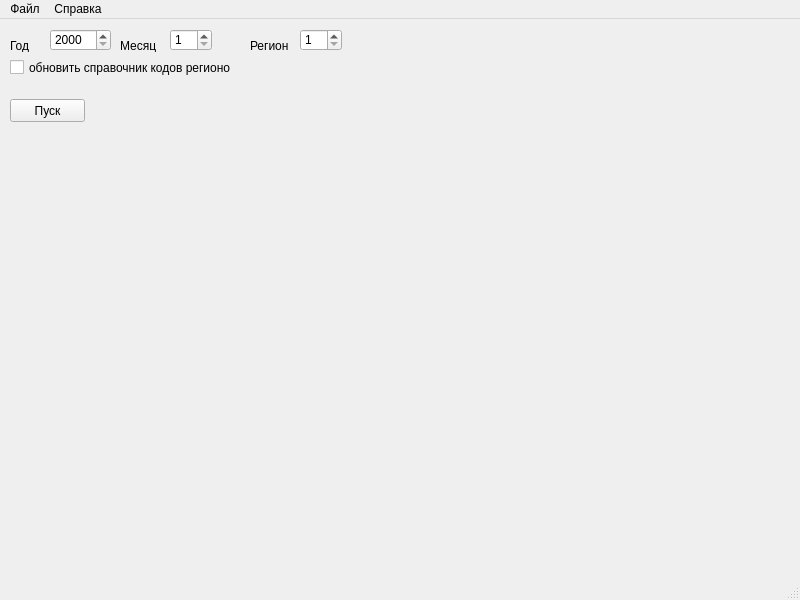
This is ui/ui_mainwindow.ui in DoctorChe/GibddStat as Qt 5 draws it before an edit. The edited form follows.
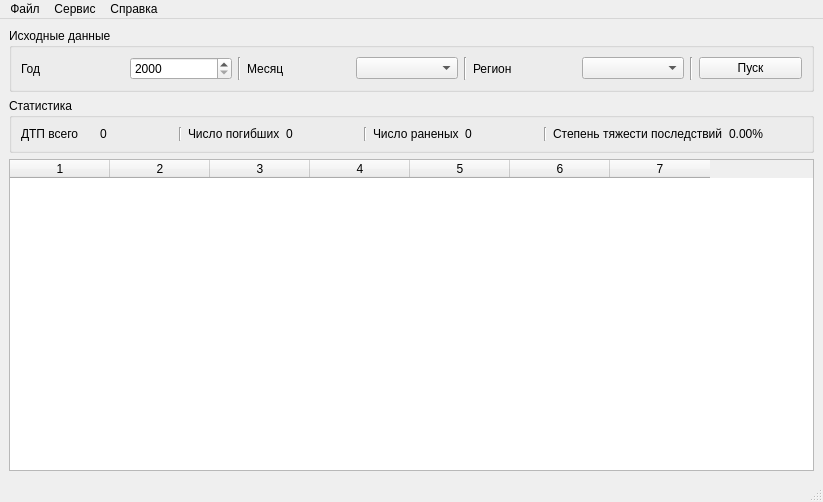
This is the edited form.

What changed in the file:
```diff
--- a/ui/ui_mainwindow.ui
+++ b/ui/ui_mainwindow.ui
@@ -6,135 +6,208 @@
    <rect>
     <x>0</x>
     <y>0</y>
-    <width>800</width>
-    <height>600</height>
+    <width>823</width>
+    <height>502</height>
    </rect>
   </property>
   <property name="windowTitle">
    <string>Парсер сайта статистики ГИБДД</string>
   </property>
   <widget class="QWidget" name="centralwidget">
-   <widget class="QSpinBox" name="spinBox_year">
-    <property name="geometry">
-     <rect>
-      <x>50</x>
-      <y>10</y>
-      <width>61</width>
-      <height>22</height>
-     </rect>
-    </property>
-    <property name="minimum">
-     <number>2000</number>
-    </property>
-    <property name="maximum">
-     <number>2100</number>
-    </property>
-   </widget>
-   <widget class="QLabel" name="label">
-    <property name="geometry">
-     <rect>
-      <x>10</x>
-      <y>20</y>
-      <width>46</width>
-      <height>13</height>
-     </rect>
-    </property>
-    <property name="text">
-     <string>Год</string>
-    </property>
-   </widget>
-   <widget class="QLabel" name="label_2">
-    <property name="geometry">
-     <rect>
-      <x>120</x>
-      <y>20</y>
-      <width>46</width>
-      <height>13</height>
-     </rect>
-    </property>
-    <property name="text">
-     <string>Месяц</string>
-    </property>
-   </widget>
-   <widget class="QSpinBox" name="spinBox_month">
-    <property name="geometry">
-     <rect>
-      <x>170</x>
-      <y>10</y>
-      <width>42</width>
-      <height>22</height>
-     </rect>
-    </property>
-    <property name="minimum">
-     <number>1</number>
-    </property>
-    <property name="maximum">
-     <number>12</number>
-    </property>
-   </widget>
-   <widget class="QPushButton" name="pushButton">
-    <property name="geometry">
-     <rect>
-      <x>10</x>
-      <y>80</y>
-      <width>75</width>
-      <height>23</height>
-     </rect>
-    </property>
-    <property name="text">
-     <string>Пуск</string>
-    </property>
-   </widget>
-   <widget class="QSpinBox" name="spinBox_regcode">
-    <property name="geometry">
-     <rect>
-      <x>300</x>
-      <y>10</y>
-      <width>42</width>
-      <height>22</height>
-     </rect>
-    </property>
-    <property name="minimum">
-     <number>1</number>
-    </property>
-    <property name="maximum">
-     <number>1000</number>
-    </property>
-   </widget>
-   <widget class="QLabel" name="label_3">
-    <property name="geometry">
-     <rect>
-      <x>250</x>
-      <y>20</y>
-      <width>46</width>
-      <height>13</height>
-     </rect>
-    </property>
-    <property name="text">
-     <string>Регион</string>
-    </property>
-   </widget>
-   <widget class="QCheckBox" name="checkBox_updatecodes">
-    <property name="geometry">
-     <rect>
-      <x>10</x>
-      <y>40</y>
-      <width>221</width>
-      <height>17</height>
-     </rect>
-    </property>
-    <property name="text">
-     <string>обновить справочник кодов регионов</string>
-    </property>
-   </widget>
+   <layout class="QVBoxLayout" name="verticalLayout_2">
+    <item>
+     <widget class="QGroupBox" name="groupBox">
+      <property name="title">
+       <string>Исходные данные</string>
+      </property>
+      <layout class="QVBoxLayout" name="verticalLayout">
+       <item>
+        <layout class="QHBoxLayout" name="horizontalLayout">
+         <item>
+          <widget class="QLabel" name="label">
+           <property name="text">
+            <string>Год</string>
+           </property>
+          </widget>
+         </item>
+         <item>
+          <widget class="QSpinBox" name="spinBox_year">
+           <property name="minimum">
+            <number>2000</number>
+           </property>
+           <property name="maximum">
+            <number>2100</number>
+           </property>
+          </widget>
+         </item>
+         <item>
+          <widget class="Line" name="line_4">
+           <property name="orientation">
+            <enum>Qt::Vertical</enum>
+           </property>
+          </widget>
+         </item>
+         <item>
+          <widget class="QLabel" name="label_2">
+           <property name="text">
+            <string>Месяц</string>
+           </property>
+          </widget>
+         </item>
+         <item>
+          <widget class="QComboBox" name="comboBox_month"/>
+         </item>
+         <item>
+          <widget class="Line" name="line_5">
+           <property name="orientation">
+            <enum>Qt::Vertical</enum>
+           </property>
+          </widget>
+         </item>
+         <item>
+          <widget class="QLabel" name="label_3">
+           <property name="text">
+            <string>Регион</string>
+           </property>
+          </widget>
+         </item>
+         <item>
+          <widget class="QComboBox" name="comboBox_regcode"/>
+         </item>
+         <item>
+          <widget class="Line" name="line_6">
+           <property name="orientation">
+            <enum>Qt::Vertical</enum>
+           </property>
+          </widget>
+         </item>
+         <item>
+          <widget class="QPushButton" name="pushButton">
+           <property name="text">
+            <string>Пуск</string>
+           </property>
+          </widget>
+         </item>
+        </layout>
+       </item>
+      </layout>
+      <zorder>label</zorder>
+      <zorder>horizontalLayoutWidget</zorder>
+     </widget>
+    </item>
+    <item>
+     <widget class="QGroupBox" name="groupBox_2">
+      <property name="title">
+       <string>Статистика</string>
+      </property>
+      <layout class="QVBoxLayout" name="verticalLayout_3">
+       <item>
+        <layout class="QHBoxLayout" name="horizontalLayout_2">
+         <item>
+          <widget class="QLabel" name="label_4">
+           <property name="text">
+            <string>ДТП всего</string>
+           </property>
+          </widget>
+         </item>
+         <item>
+          <widget class="QLabel" name="label_dtp_count">
+           <property name="text">
+            <string>0</string>
+           </property>
+          </widget>
+         </item>
+         <item>
+          <widget class="Line" name="line">
+           <property name="orientation">
+            <enum>Qt::Vertical</enum>
+           </property>
+          </widget>
+         </item>
+         <item>
+          <widget class="QLabel" name="label_6">
+           <property name="text">
+            <string>Число погибших</string>
+           </property>
+          </widget>
+         </item>
+         <item>
+          <widget class="QLabel" name="label_dead">
+           <property name="text">
+            <string>0</string>
+           </property>
+          </widget>
+         </item>
+         <item>
+          <widget class="Line" name="line_2">
+           <property name="orientation">
+            <enum>Qt::Vertical</enum>
+           </property>
+          </widget>
+         </item>
+         <item>
+          <widget class="QLabel" name="label_7">
+           <property name="text">
+            <string>Число раненых</string>
+           </property>
+          </widget>
+         </item>
+         <item>
+          <widget class="QLabel" name="label_inj">
+           <property name="text">
+            <string>0</string>
+           </property>
+          </widget>
+         </item>
+         <item>
+          <widget class="Line" name="line_3">
+           <property name="orientation">
+            <enum>Qt::Vertical</enum>
+           </property>
+          </widget>
+         </item>
+         <item>
+          <widget class="QLabel" name="label_10">
+           <property name="text">
+            <string>Степень тяжести последствий</string>
+           </property>
+          </widget>
+         </item>
+         <item>
+          <widget class="QLabel" name="label_proc">
+           <property name="text">
+            <string>0.00%</string>
+           </property>
+          </widget>
+         </item>
+        </layout>
+       </item>
+      </layout>
+     </widget>
+    </item>
+    <item>
+     <widget class="QTableWidget" name="tableWidget">
+      <property name="columnCount">
+       <number>7</number>
+      </property>
+      <column/>
+      <column/>
+      <column/>
+      <column/>
+      <column/>
+      <column/>
+      <column/>
+     </widget>
+    </item>
+   </layout>
   </widget>
   <widget class="QMenuBar" name="menubar">
    <property name="geometry">
     <rect>
      <x>0</x>
      <y>0</y>
-     <width>800</width>
-     <height>21</height>
+     <width>823</width>
+     <height>25</height>
     </rect>
    </property>
    <widget class="QMenu" name="menu_File">
@@ -150,7 +223,14 @@
     <addaction name="action_About"/>
     <addaction name="action_Qt"/>
    </widget>
+   <widget class="QMenu" name="menu">
+    <property name="title">
+     <string>Сервис</string>
+    </property>
+    <addaction name="action_reload_regcodes"/>
+   </widget>
    <addaction name="menu_File"/>
+   <addaction name="menu"/>
    <addaction name="menu_Help"/>
   </widget>
   <widget class="QStatusBar" name="statusbar"/>
```
Left out of the diff: 32 changed lines with no effect on the pictures.
